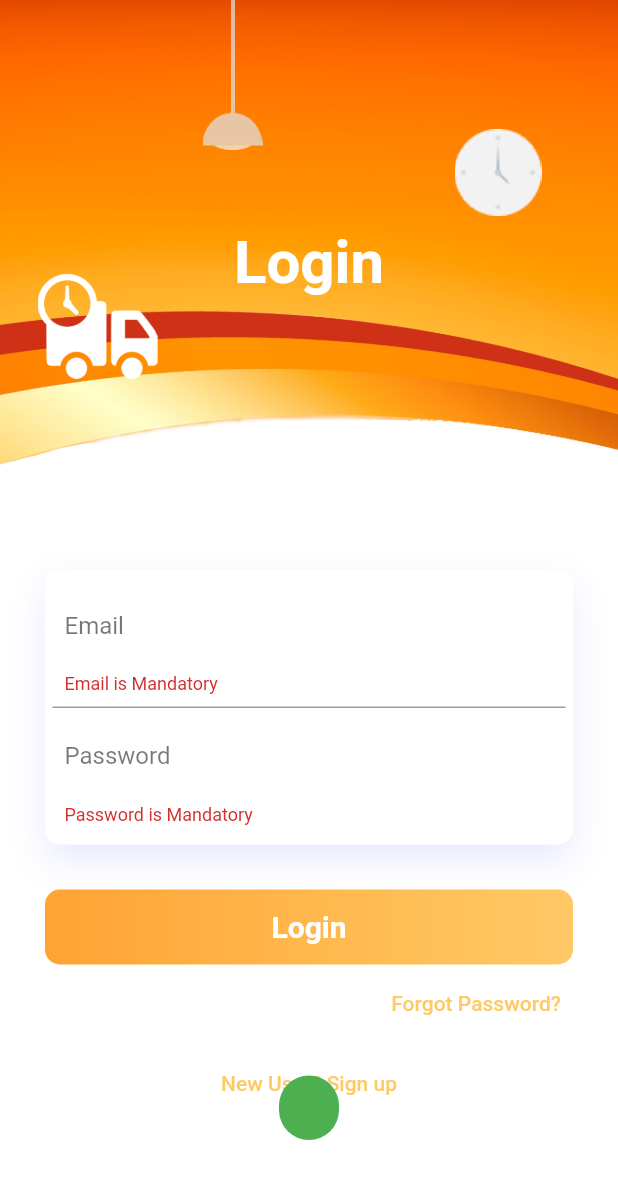
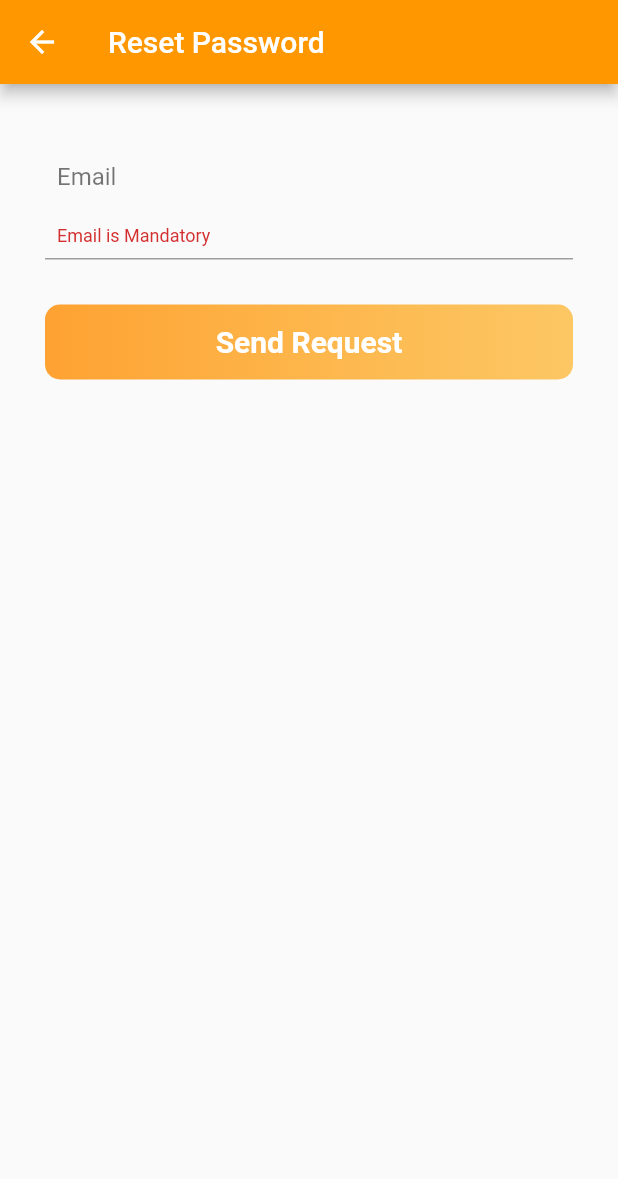
Before and after one commit to ravi300601/d2dcourier, a Flutter app: the screen it shows after launch, after a tap on "Login", after a tap on "Forgot Password?", on a phone screen of 412 x 824 dp. Shown: the top 1179 px of the screen. Run offline on Flutter 3.47's test engine with Material 2 defaults, Android fonts, the phone set to English and light mode, and no system bars; our stand-ins replace cloud_firestore, firebase_auth, firebase_core, fluttertoast, form_field_validator, simple_animations; accounts and stored records are empty.

Commit message:
Reset Password and mail verification

```diff
--- a/lib/Login.dart
+++ b/lib/Login.dart
@@ -1,4 +1,5 @@
 import 'package:d2dcourier/Autheticate.dart';
+import 'package:d2dcourier/ResetPassword.dart';
 import 'package:d2dcourier/dashboard.dart';
 import 'package:d2dcourier/database.dart';
 import 'package:d2dcourier/registration.dart';
@@ -6,6 +7,7 @@ import 'package:firebase_auth/firebase_auth.dart';
 import 'package:firebase_core/firebase_core.dart';
 import 'package:flutter/cupertino.dart';
 import 'package:flutter/material.dart';
+import 'package:flutter/services.dart';
 import 'package:fluttertoast/fluttertoast.dart';
 import 'Animation/FadeAnimation.dart';
 import 'package:form_field_validator/form_field_validator.dart';
@@ -36,7 +38,12 @@ class LoginScreenState extends State<Login> {
   @override
   Widget build(BuildContext context) {
     final size = MediaQuery.of(context).size;
-    return Scaffold(
+    return new WillPopScope(
+        onWillPop: () async {
+          SystemNavigator.pop();
+          return true;
+        },
+        child: new Scaffold(
         backgroundColor: Colors.white,
         body: isLoading
             ? Center(
@@ -67,9 +74,9 @@ class LoginScreenState extends State<Login> {
                   child: Stack(
                     children: <Widget>[
                       Positioned(
-                        left: 25,
-                        width: 80,
-                        height: 435,
+                          left: 25,
+                          width: 80,
+                          height: 435,
                         child: FadeAnimation(
                             1,
                             Container(
@@ -211,7 +218,6 @@ class LoginScreenState extends State<Login> {
                                           isLoading = true;
                                         });
                                         Loginuser(Email.text, password.text).then((user){
-
                                           if(user != null){
                                             print("Login Sucessfull");
                                             Navigator.push(context, MaterialPageRoute(
@@ -253,11 +259,9 @@ class LoginScreenState extends State<Login> {
                                         color: Color.fromRGBO(255,165,0,.6)),
                                   ),
                                   onPressed: (){
-                                    toast(
-                                        Email.text,
-                                        Toast.LENGTH_LONG,
-                                        ToastGravity.BOTTOM,
-                                        Colors.green);
+                                    Navigator.push(context, MaterialPageRoute(
+                                        builder: (context) => ResetScreen())
+                                    );
                                   },
                                 ),
                               )
@@ -295,7 +299,9 @@ class LoginScreenState extends State<Login> {
               ],
             ),
           ),
-        ));
+        )
+        ),
+                );
   }
 }
 
--- /dev/null
+++ b/lib/ResetPassword.dart
@@ -0,0 +1,105 @@
+import 'package:d2dcourier/Animation/FadeAnimation.dart';
+import 'package:firebase_auth/firebase_auth.dart';
+import 'package:flutter/material.dart';
+import 'package:form_field_validator/form_field_validator.dart';
+
+class ResetScreen extends StatefulWidget {
+    @override
+  _ResetScreenState createState() => _ResetScreenState();
+}
+
+class _ResetScreenState extends State<ResetScreen> {
+  String email;
+  final auth = FirebaseAuth.instance;
+  final _formKey = GlobalKey<FormState>();
+
+  void validate(){
+    if(_formKey.currentState.validate()){
+      print("Validated");
+    }else{
+      print("Not Validate");
+    }
+  }
+
+  @override
+  Widget build(BuildContext context) {
+    return Scaffold(
+      appBar: AppBar(
+        backgroundColor: Colors.orange,
+        title: Text('Reset Password'),
+      ),
+      body: Padding(
+        padding: EdgeInsets.all(30.0),
+          child: Form(
+            key: _formKey,
+          autovalidate: true,
+          child: Column(
+          children: <Widget>[
+            FadeAnimation(
+              1.2,
+            Container(
+              padding: EdgeInsets.all(8.0),
+              decoration: BoxDecoration(
+                  border: Border(
+                      bottom:
+                      BorderSide(color: Colors.grey))),
+              child: TextFormField(
+                validator: MultiValidator(
+                    [
+                      RequiredValidator(errorText: "Email is Mandatory"),
+                      EmailValidator(errorText: "Not A Valid Email"),
+                    ]
+                ),
+                decoration: InputDecoration(
+                    border: InputBorder.none,
+                    hintText: "Email",
+                    hintStyle:
+                    TextStyle(color: Colors.black54)),
+               onChanged: (value) {
+                  setState(() {
+                    email = value;
+                  });
+               },
+               // controller: Email,
+              ),
+            ),
+          ),
+            SizedBox(
+              height: 30,
+            ),
+            FadeAnimation(
+                1.7,
+                Container(
+                  height: 50,
+                  decoration: BoxDecoration(
+                      borderRadius: BorderRadius.circular(10),
+                      gradient: LinearGradient(colors: [
+                        Color.fromRGBO(255,140,0,.8),
+                        Color.fromRGBO(255,165,0,.6),
+                      ])),
+                  child: Center(
+                    child: TextButton(
+                      child: Text(
+                        "Send Request",
+                        style: TextStyle(
+                            color: Colors.white,
+                            fontWeight: FontWeight.bold,
+                            fontSize: 20),
+                      ),
+                      onPressed: (){
+                        validate();
+                        if(email.isNotEmpty) {
+                          auth.sendPasswordResetEmail(email: email);
+                          Navigator.of(context).pop();
+                        }
+                      },
+                    ),
+                  ),
+                )),
+          ],
+        ),
+          ),
+    ),
+    );
+  }
+}
```
Also changed, not shown: lib/Verify.dart (added, +102 -0 lines), lib/dashboard.dart (+44 -3 lines), lib/registration.dart (+26 -13 lines).
